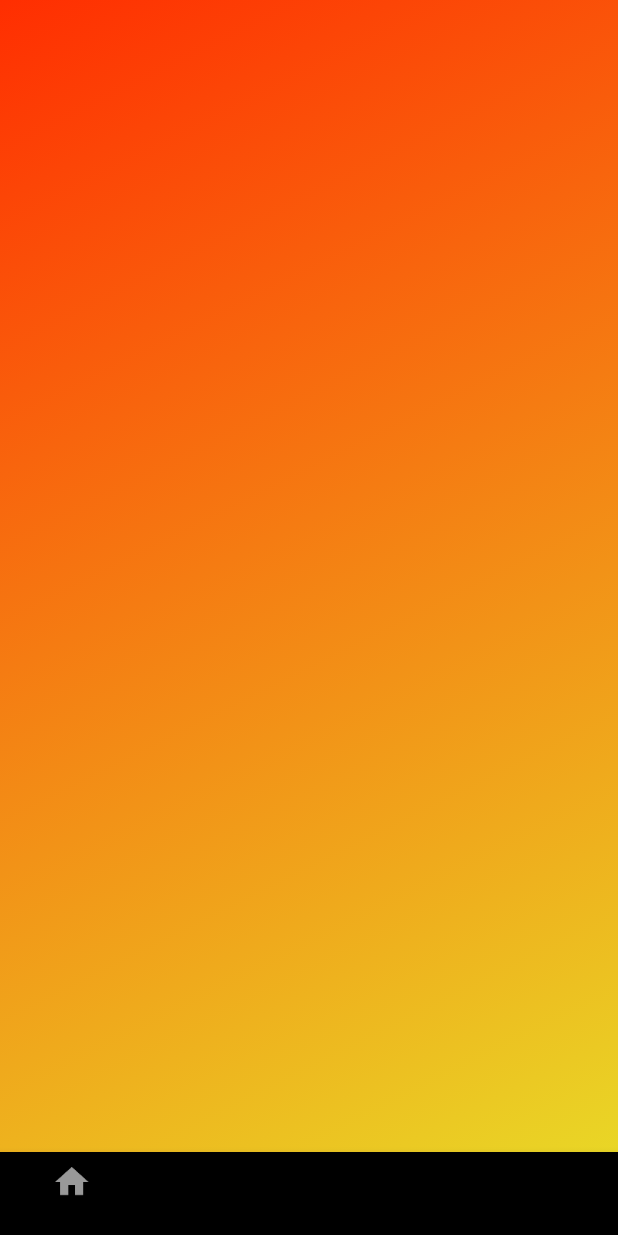
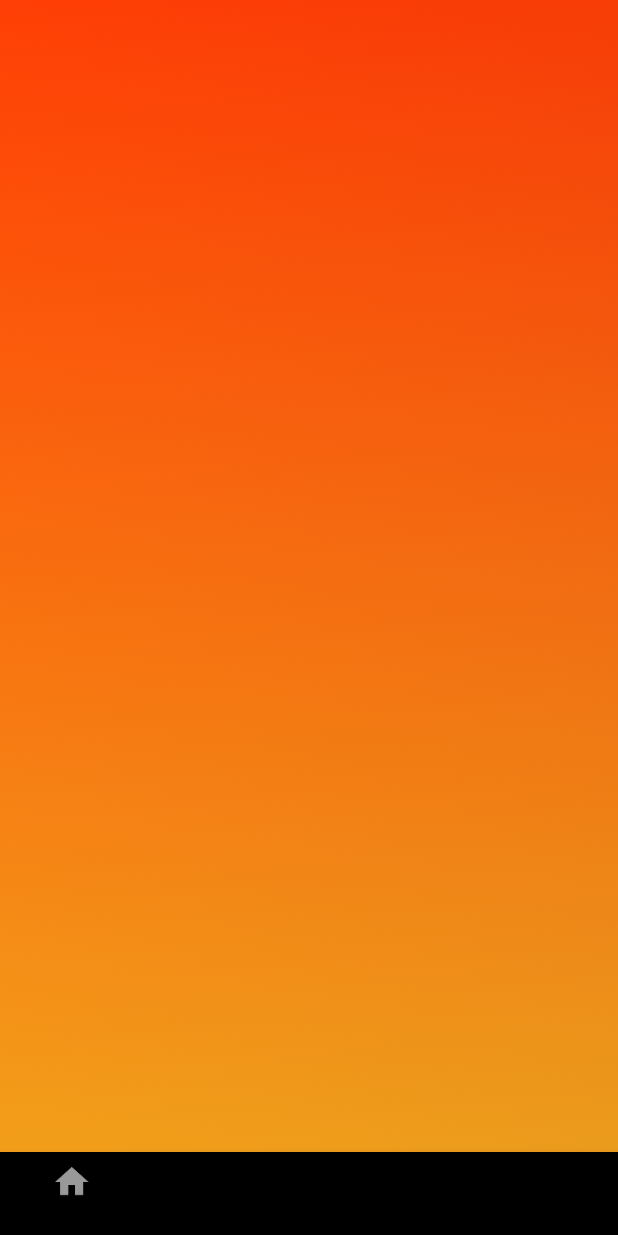
Before and after one commit to rbjacob101/Workout_App, an Android app: the screen it shows after launch (homepageActivity), on a phone screen of 412 x 824 dp. Run offline under Robolectric (Android 15) with nearby library versions, the phone set to English and light mode, and no system bars.

Commit message:
comments in homepageActivity.java; different gradient colors; back button function on homepageActivity removed;

```diff
--- a/app/src/main/java/jsrb/com/workoutapp/homepageActivity.java
+++ b/app/src/main/java/jsrb/com/workoutapp/homepageActivity.java
@@ -14,13 +14,12 @@ public class homepageActivity extends AppCompatActivity {
         setContentView(R.layout.activity_homepage);
 
         //find screen background layout
-        View layout = (View) getWindow().getDecorView();
+        View layout = getWindow().getDecorView();
 
-        final int[] drawables = new int[4];
+        //define gradient colors to be used
+        int[] drawables = new int[2];
         drawables[0] = R.drawable.gradient_1;
         drawables[1] = R.drawable.gradient_2;
-        drawables[2] = R.drawable.gradient_3;
-        drawables[3] = R.drawable.gradient_4;
 
         gradientBackgroundPainter = new GradientBackgroundPainter(layout, drawables);
         gradientBackgroundPainter.start();
@@ -31,4 +30,10 @@ public class homepageActivity extends AppCompatActivity {
         gradientBackgroundPainter.stop();
     }
 
+
+    //do nothing if the user presses android back button
+    @Override public void onBackPressed() {
+        return;
+    }
+
 }
--- a/app/src/main/res/drawable/gradient_1.xml
+++ b/app/src/main/res/drawable/gradient_1.xml
@@ -4,9 +4,9 @@
     <item>
         <shape>
             <gradient
-            android:angle="135"
+            android:angle="180"
             android:startColor="#ee0402"
-            android:endColor="#ff6a00"
+            android:endColor="#ff6a0f"
             android:type="linear"/>
         </shape>
     </item>
```
